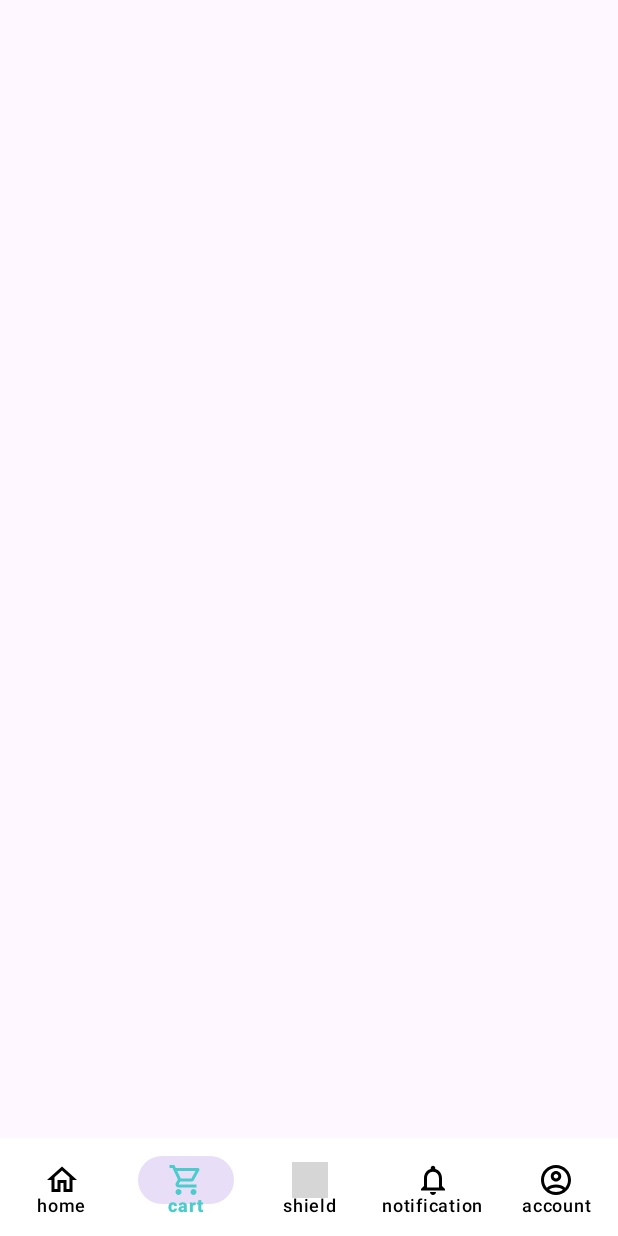
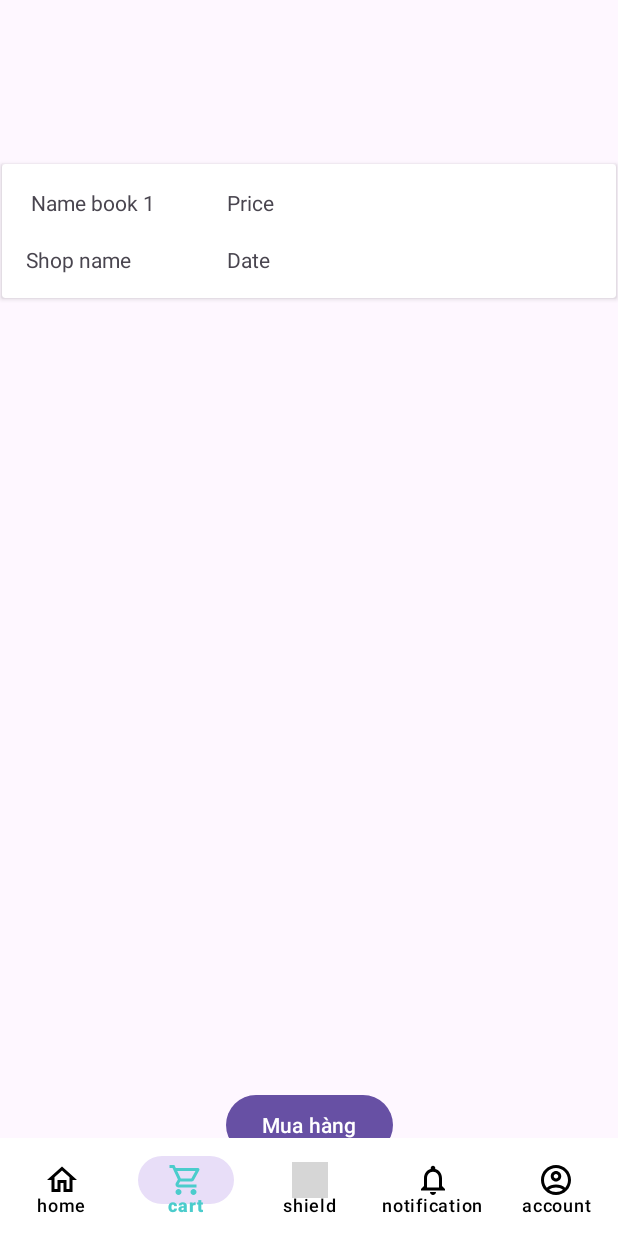
Before and after one commit to longITBK/Android_EBooker_ECommerce_App, an Android app: the screen it shows after launch (MainActivity), item 2 of the bottom bar chosen, on a phone screen of 412 x 824 dp. Run offline under Robolectric (Android 15) with nearby library versions, the phone set to English and light mode, and no system bars; grey boxes are pictures that could not be loaded.

Commit message:
update_UI

```diff
--- a/app/src/main/java/com/example/ebooker/view/adapter/HomeListAdapter.java
+++ b/app/src/main/java/com/example/ebooker/view/adapter/HomeListAdapter.java
@@ -12,7 +12,6 @@ import androidx.fragment.app.FragmentManager;
 import androidx.fragment.app.FragmentTransaction;
 import androidx.recyclerview.widget.RecyclerView;
 
-import com.example.ebooker.MainActivity;
 import com.example.ebooker.R;
 import com.example.ebooker.model.Book;
 import com.example.ebooker.view.fragment.BookDetailFragment;
@@ -85,7 +84,7 @@ public class HomeListAdapter extends RecyclerView.Adapter<HomeListAdapter.DataVi
         public DataViewHolder(@NonNull View itemView) {
             super(itemView);
 
-            book_name = (TextView) itemView.findViewById(R.id.book_name);
+            book_name = (TextView) itemView.findViewById(R.id.book_name_label);
             cardView = (CardView) itemView.findViewById(R.id.book_container);
         }
     }
--- a/app/src/main/java/com/example/ebooker/view/fragment/BookDetailFragment.java
+++ b/app/src/main/java/com/example/ebooker/view/fragment/BookDetailFragment.java
@@ -24,7 +24,7 @@ public class BookDetailFragment extends Fragment {
     @Override
     public View onCreateView(@NonNull LayoutInflater inflater, @Nullable ViewGroup container, @Nullable Bundle savedInstanceState) {
         View view = inflater.inflate(R.layout.book_details, container, false);
-        TextView book_name = view.findViewById(R.id.book_name);
+        TextView book_name = view.findViewById(R.id.book_name_label);
         book_name.setText(book.getName());
         return view;
     }
--- a/app/src/main/res/layout/book_details.xml
+++ b/app/src/main/res/layout/book_details.xml
@@ -12,7 +12,7 @@
         android:layout_marginHorizontal="5dp" />
 
     <TextView
-        android:id="@+id/book_name"
+        android:id="@+id/book_name_label"
         android:layout_width="wrap_content"
         android:layout_height="wrap_content"
         android:layout_marginVertical="10dp"
--- a/app/src/main/res/layout/book_item.xml
+++ b/app/src/main/res/layout/book_item.xml
@@ -31,7 +31,7 @@
                 app:layout_constraintTop_toTopOf="parent" />
 
             <TextView
-                android:id="@+id/book_name"
+                android:id="@+id/book_name_label"
                 android:layout_width="wrap_content"
                 android:layout_height="wrap_content"
                 android:layout_marginTop="20dp"
@@ -48,7 +48,7 @@
                 android:layout_marginTop="20dp"
                 android:text="Price"
                 app:layout_constraintStart_toStartOf="parent"
-                app:layout_constraintTop_toBottomOf="@id/book_name" />
+                app:layout_constraintTop_toBottomOf="@id/book_name_label" />
 
             <Button
                 android:layout_width="wrap_content"
--- a/app/src/main/res/layout/home.xml
+++ b/app/src/main/res/layout/home.xml
@@ -30,8 +30,7 @@
         android:layout_width="match_parent"
         android:layout_height="match_parent"
         android:layout_marginLeft="5dp"
-        android:layout_marginRight="5dp"
-        android:layout_marginTop="10dp">
-    </androidx.recyclerview.widget.RecyclerView>
+        android:layout_marginTop="10dp"
+        android:layout_marginRight="5dp"></androidx.recyclerview.widget.RecyclerView>
 
 </LinearLayout>
--- a/app/src/main/res/layout/shopping_cart.xml
+++ b/app/src/main/res/layout/shopping_cart.xml
@@ -1,6 +1,86 @@
 <?xml version="1.0" encoding="utf-8"?>
 <androidx.constraintlayout.widget.ConstraintLayout xmlns:android="http://schemas.android.com/apk/res/android"
+    xmlns:app="http://schemas.android.com/apk/res-auto"
+    xmlns:tools="http://schemas.android.com/tools"
     android:layout_width="match_parent"
     android:layout_height="match_parent">
 
+    <androidx.cardview.widget.CardView
+        android:id="@+id/cardView"
+        android:layout_width="409dp"
+        android:layout_height="wrap_content"
+        android:layout_marginStart="1dp"
+        android:layout_marginTop="63dp"
+        android:layout_marginEnd="1dp"
+        android:layout_marginBottom="579dp"
+        app:layout_constraintBottom_toBottomOf="parent"
+        app:layout_constraintEnd_toEndOf="parent"
+        app:layout_constraintStart_toStartOf="parent"
+        app:layout_constraintTop_toTopOf="parent">
+
+        <androidx.constraintlayout.widget.ConstraintLayout
+            android:layout_width="match_parent"
+            android:layout_height="match_parent">
+
+            <TextView
+                android:id="@+id/textView11"
+                android:layout_width="wrap_content"
+                android:layout_height="19dp"
+                android:layout_marginStart="16dp"
+                android:layout_marginBottom="16dp"
+                android:text="Shop name"
+                app:layout_constraintBottom_toBottomOf="parent"
+                app:layout_constraintStart_toStartOf="parent" />
+
+            <TextView
+                android:id="@+id/book_name_label"
+                android:layout_width="wrap_content"
+                android:layout_height="wrap_content"
+                android:layout_marginStart="16dp"
+                android:layout_marginTop="16dp"
+                android:text=" Name book 1"
+                app:layout_constraintStart_toStartOf="parent"
+                app:layout_constraintTop_toTopOf="parent" />
+
+            <ImageView
+                android:id="@+id/imageView2"
+                android:layout_width="85dp"
+                android:layout_height="89dp"
+                app:layout_constraintEnd_toEndOf="parent"
+                app:layout_constraintTop_toTopOf="parent"
+                tools:srcCompat="@tools:sample/avatars" />
+
+            <TextView
+                android:id="@+id/textView10"
+                android:layout_width="wrap_content"
+                android:layout_height="wrap_content"
+                android:layout_marginStart="150dp"
+                android:layout_marginTop="16dp"
+                android:text="Price"
+                app:layout_constraintStart_toStartOf="parent"
+                app:layout_constraintTop_toTopOf="parent" />
+
+            <TextView
+                android:id="@+id/textView12"
+                android:layout_width="wrap_content"
+                android:layout_height="wrap_content"
+                android:layout_marginStart="150dp"
+                android:layout_marginBottom="16dp"
+                android:text="Date"
+                app:layout_constraintBottom_toBottomOf="parent"
+                app:layout_constraintStart_toStartOf="parent" />
+        </androidx.constraintlayout.widget.ConstraintLayout>
+
+    </androidx.cardview.widget.CardView>
+
+    <Button
+        android:id="@+id/button2"
+        android:layout_width="wrap_content"
+        android:layout_height="wrap_content"
+        android:layout_marginBottom="50dp"
+        android:text="Mua hàng"
+        app:layout_constraintBottom_toBottomOf="parent"
+        app:layout_constraintEnd_toEndOf="parent"
+        app:layout_constraintStart_toStartOf="parent" />
+
 </androidx.constraintlayout.widget.ConstraintLayout>
--- a/build.gradle
+++ b/build.gradle
@@ -1,6 +1,6 @@
 // Top-level build file where you can add configuration options common to all sub-projects/modules.
 plugins {
-    id 'com.android.application' version '8.0.2' apply false
-    id 'com.android.library' version '8.0.2' apply false
+    id 'com.android.application' version '7.3.0' apply false
+    id 'com.android.library' version '7.3.0' apply false
     id 'org.jetbrains.kotlin.android' version '1.9.20-RC2' apply false
 }
```
Also changed, not shown: app/src/main/res/layout/account.xml (+53 -4 lines), app/src/main/res/layout/cart_details.xml (added, +125 -0 lines), app/src/main/res/layout/vouchers.xml (added, +62 -0 lines), app/src/main/res/values/strings.xml (+9 -0 lines).
